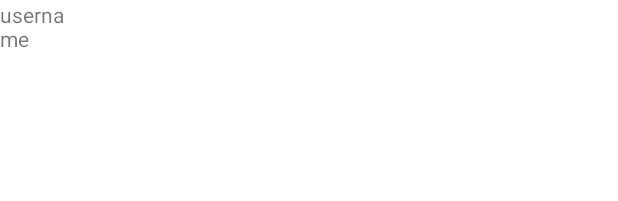
After one commit to chinenyehub/todoapp, an Android app: the layout activity_home.xml on its own in the app's theme, with its tools: preview values and no code run, on a phone screen of 412 x 824 dp. The commit adds this screen. Shown: the top 201 px of the screen. Run offline under Robolectric (Android 15) with nearby library versions, the phone set to English and light mode, and no system bars.

Commit message:
initial commit

```diff
--- a/app/src/main/AndroidManifest.xml
+++ b/app/src/main/AndroidManifest.xml
@@ -9,6 +9,7 @@
         android:roundIcon="@mipmap/ic_launcher_round"
         android:supportsRtl="true"
         android:theme="@style/Theme.Todoapp">
+        <activity android:name=".HomeActivity"></activity>
         <activity android:name=".MainActivity">
             <intent-filter>
                 <action android:name="android.intent.action.MAIN" />
--- /dev/null
+++ b/app/src/main/res/layout/activity_home.xml
@@ -0,0 +1,16 @@
+<?xml version="1.0" encoding="utf-8"?>
+<LinearLayout xmlns:android="http://schemas.android.com/apk/res/android"
+    xmlns:app="http://schemas.android.com/apk/res-auto"
+    xmlns:tools="http://schemas.android.com/tools"
+    android:layout_width="match_parent"
+    android:layout_height="match_parent"
+    tools:context=".HomeActivity">
+
+    <TextView
+        android:id="@+id/username"
+        android:layout_width="45dp"
+        android:layout_height="64dp"
+        android:text="username"
+        tools:layout_editor_absoluteX="101dp"
+        tools:layout_editor_absoluteY="230dp" />
+</LinearLayout>
```
Also changed, not shown: app/src/main/java/com/chinenye/todoapp/HomeActivity.kt (added, +21 -0 lines), app/src/main/java/com/chinenye/todoapp/MainActivity.kt (+38 -0 lines).
